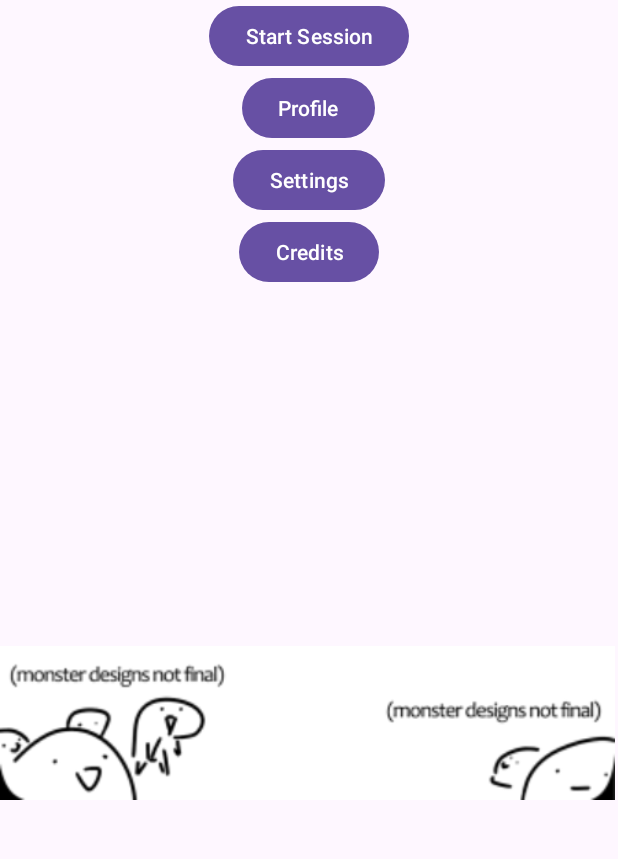
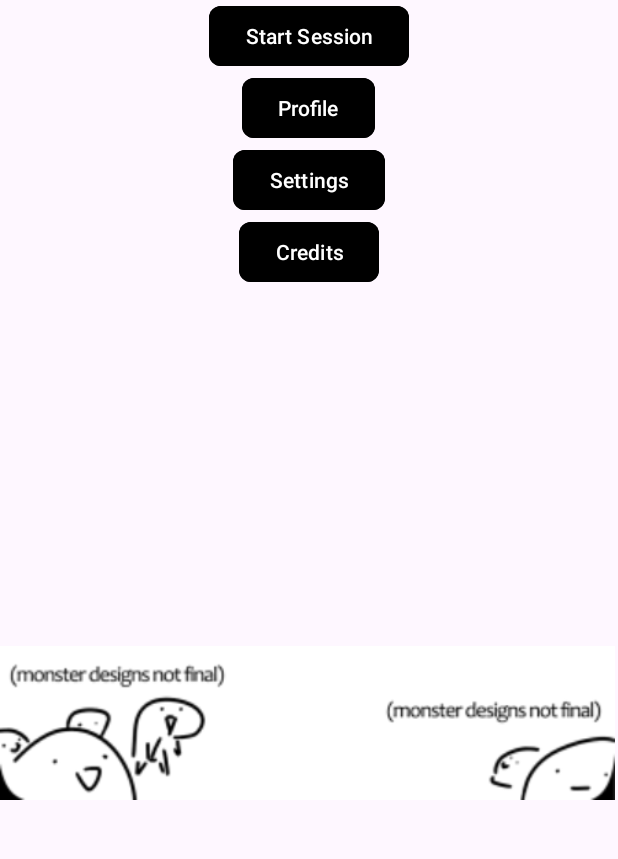
Before and after one commit to UTSA-CS-3443/MonstrousTasks, an Android app: the screen it shows after launch (MainActivity), on a phone screen of 412 x 824 dp, the part 314-1173 px from its top. Run offline under Robolectric (Android 15) with nearby library versions, the phone set to English and light mode, and no system bars.

Commit message:
Changes to activity_main.xml buttons, colors.xml, themes.xml, and activity_custom_task.xml

```diff
--- a/app/src/main/res/layout/activity_credits.xml
+++ b/app/src/main/res/layout/activity_credits.xml
@@ -1,6 +1,6 @@
 <?xml version="1.0" encoding="utf-8"?>
-<androidx.constraintlayout.widget.ConstraintLayout xmlns:android="http://schemas.android.com/apk/res/android"
+<LinearLayout xmlns:android="http://schemas.android.com/apk/res/android"
     android:layout_width="match_parent"
     android:layout_height="match_parent">
 
-</androidx.constraintlayout.widget.ConstraintLayout>
+</LinearLayout>
--- a/app/src/main/res/layout/activity_main.xml
+++ b/app/src/main/res/layout/activity_main.xml
@@ -1,38 +1,46 @@
 <?xml version="1.0" encoding="utf-8"?>
-<LinearLayout android:layout_height="match_parent"
+<LinearLayout xmlns:android="http://schemas.android.com/apk/res/android"
+    xmlns:tools="http://schemas.android.com/tools"
+    android:layout_height="match_parent"
     android:layout_width="match_parent"
     android:orientation="vertical"
     android:layout_gravity="center"
-    xmlns:android="http://schemas.android.com/apk/res/android">
+    tools:context=".MainActivity">
 
         <ImageView
             android:layout_width="wrap_content"
             android:layout_height="wrap_content"
             android:layout_gravity="center"
             android:src="@drawable/logo"/>
+
+
         <Button
             android:layout_width="wrap_content"
             android:layout_height="wrap_content"
             android:layout_gravity="center"
             android:id="@+id/start_session"
-            android:text="Start Session"/>
+            style="@style/MyButtonStyle"
+            android:text="Start Session" />
         <Button
             android:layout_width="wrap_content"
             android:layout_height="wrap_content"
             android:layout_gravity="center"
             android:id="@+id/profile"
+            style="@style/MyButtonStyle"
             android:text="Profile"/>
         <Button
             android:layout_width="wrap_content"
             android:layout_height="wrap_content"
             android:layout_gravity="center"
             android:id="@+id/settings"
+            style="@style/MyButtonStyle"
             android:text="Settings"/>
         <Button
             android:layout_width="wrap_content"
             android:layout_height="wrap_content"
             android:layout_gravity="center"
             android:id="@+id/credits"
+            style="@style/MyButtonStyle"
             android:text="Credits"/>
 
         <ImageView
--- a/app/src/main/res/values/colors.xml
+++ b/app/src/main/res/values/colors.xml
@@ -2,4 +2,5 @@
 <resources>
     <color name="black">#FF000000</color>
     <color name="white">#FFFFFFFF</color>
+    <color name="green">#E103A603</color>
 </resources>
--- a/app/src/main/res/values/themes.xml
+++ b/app/src/main/res/values/themes.xml
@@ -1,4 +1,4 @@
-<resources xmlns:tools="http://schemas.android.com/tools">
+<resources>
     <!-- Base application theme. -->
     <style name="Base.Theme.MonstrousTasks" parent="Theme.Material3.DayNight.NoActionBar">
         <!-- Customize your light theme here. -->
@@ -6,4 +6,13 @@
     </style>
 
     <style name="Theme.MonstrousTasks" parent="Base.Theme.MonstrousTasks" />
+
+    <style name="MyButtonStyle" parent="Widget.Material3.Button">
+        <item name="android:backgroundTint">
+            @color/black</item>
+        <item name="android:textColor">
+            @color/white</item>
+        <item name="cornerRadius">8dp</item>
+    </style>
+
 </resources>
--- a/gradle/libs.versions.toml
+++ b/gradle/libs.versions.toml
@@ -1,5 +1,5 @@
 [versions]
-agp = "8.7.1"
+agp = "8.7.2"
 junit = "4.13.2"
 junitVersion = "1.1.5"
 espressoCore = "3.5.1"
```
Also changed, not shown: app/src/main/res/layout/activity_custom_task.xml (+11 -3 lines).
